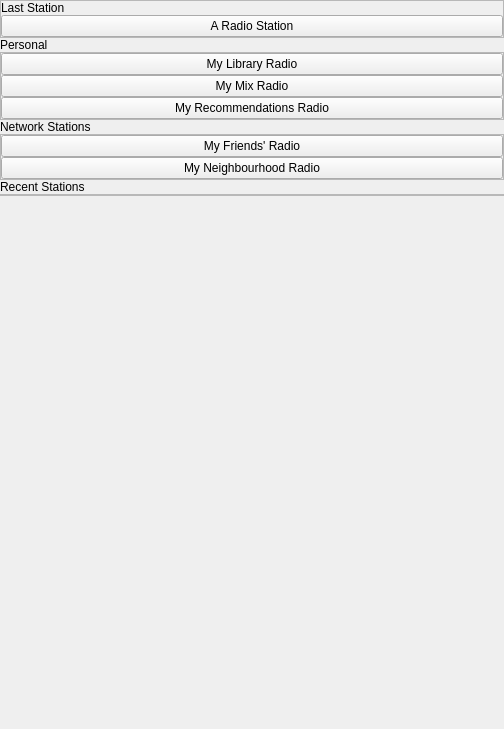
Before: the Qt Designer form app/client/Widgets/RadioWidget.ui in mutecypher/lastfm-desktop, drawn with Qt 5.
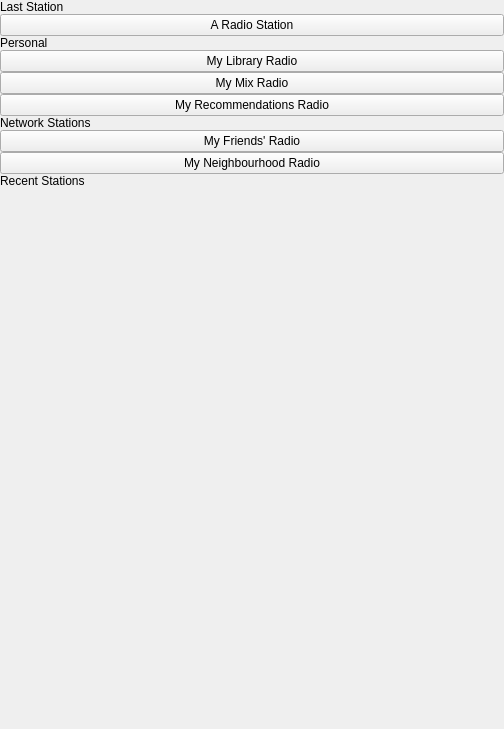
After: the same form once the commit is applied. Custom widgets are drawn as their Qt base class.

Commit message: Some minor Mac ui/build warning fixes.

Diff of the .ui file:
```diff
--- a/app/client/Widgets/RadioWidget.ui
+++ b/app/client/Widgets/RadioWidget.ui
@@ -40,7 +40,7 @@
        <item>
         <widget class="QFrame" name="nowPlayingFrame">
          <property name="frameShape">
-          <enum>QFrame::StyledPanel</enum>
+          <enum>QFrame::NoFrame</enum>
          </property>
          <property name="frameShadow">
           <enum>QFrame::Raised</enum>
@@ -99,7 +99,7 @@
        <item>
         <widget class="QFrame" name="personalFrame">
          <property name="frameShape">
-          <enum>QFrame::StyledPanel</enum>
+          <enum>QFrame::NoFrame</enum>
          </property>
          <property name="frameShadow">
           <enum>QFrame::Raised</enum>
@@ -155,7 +155,7 @@
        <item>
         <widget class="QFrame" name="networkFrame">
          <property name="frameShape">
-          <enum>QFrame::StyledPanel</enum>
+          <enum>QFrame::NoFrame</enum>
          </property>
          <property name="frameShadow">
           <enum>QFrame::Raised</enum>
@@ -204,7 +204,7 @@
        <item>
         <widget class="QFrame" name="recentStations">
          <property name="frameShape">
-          <enum>QFrame::StyledPanel</enum>
+          <enum>QFrame::NoFrame</enum>
          </property>
          <property name="frameShadow">
           <enum>QFrame::Raised</enum>
```
Left out of the diff: 2 changed lines with no effect on the pictures. The commit also changes 2 other files.
